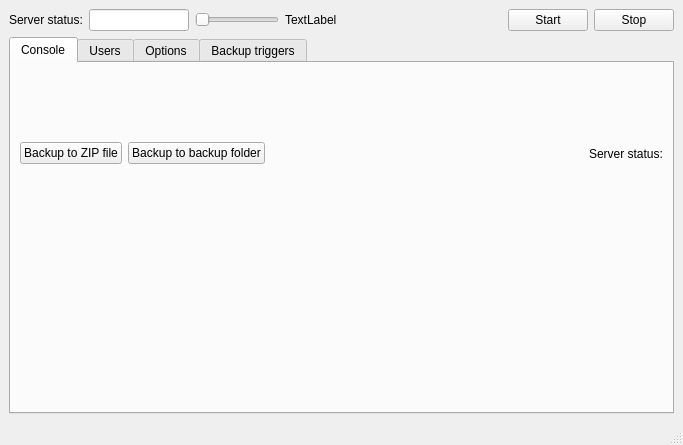
Before: the Qt Designer form src/mainwindow.ui in mrrooster/minecraftbedrockconsole, drawn with Qt 5.
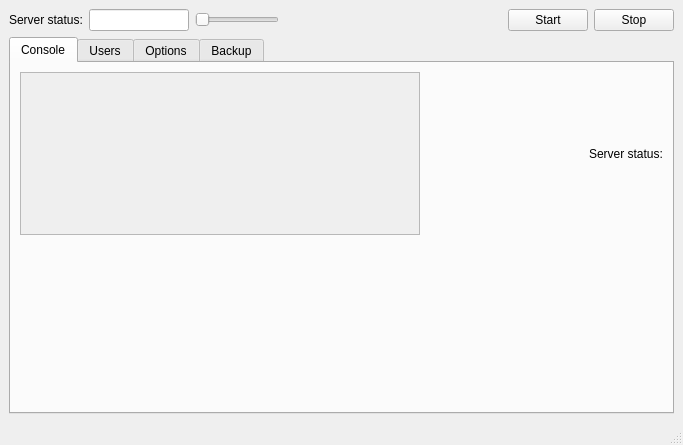
After: the same form once the commit is applied. The open tabs and pages were chosen to show the change. Custom widgets are drawn as their Qt base class.

Commit message: Added status message to statusbar. Moved backup controls to backup tab. Added online player count display on console tab.

What changed in the file:
```diff
--- a/src/mainwindow.ui
+++ b/src/mainwindow.ui
@@ -6,7 +6,7 @@
    <rect>
     <x>0</x>
     <y>0</y>
-    <width>659</width>
+    <width>667</width>
     <height>445</height>
    </rect>
   </property>
@@ -68,7 +68,7 @@
       <item>
        <widget class="QLabel" name="difficultyLabel">
         <property name="text">
-         <string>TextLabel</string>
+         <string/>
         </property>
        </widget>
       </item>
@@ -114,23 +114,42 @@
         <item>
          <layout class="QHBoxLayout" name="horizontalLayout_2">
           <item>
-           <widget class="QPushButton" name="instantBackup">
-            <property name="toolTip">
-             <string>&lt;html&gt;&lt;head/&gt;&lt;body&gt;&lt;p&gt;This will backup the current state to a ZIP file.&lt;/p&gt;&lt;p&gt;You will be prompted for a location to save the file to.&lt;/p&gt;&lt;/body&gt;&lt;/html&gt;</string>
+           <widget class="QFrame" name="onlineBarFrame">
+            <property name="minimumSize">
+             <size>
+              <width>400</width>
+              <height>0</height>
+             </size>
             </property>
-            <property name="text">
-             <string>Backup to ZIP file</string>
+            <property name="autoFillBackground">
+             <bool>true</bool>
             </property>
-           </widget>
-          </item>
-          <item>
-           <widget class="QPushButton" name="scheduleBackup">
-            <property name="toolTip">
-             <string>&lt;html&gt;&lt;head/&gt;&lt;body&gt;&lt;p&gt;This will request a backup be taken.&lt;/p&gt;&lt;p&gt;The backup will be saved into the configured backups folder.&lt;/p&gt;&lt;/body&gt;&lt;/html&gt;</string>
+            <property name="frameShape">
+             <enum>QFrame::StyledPanel</enum>
             </property>
-            <property name="text">
-             <string>Backup to backup folder</string>
+            <property name="frameShadow">
+             <enum>QFrame::Plain</enum>
             </property>
+            <layout class="QHBoxLayout" name="horizontalLayout_10">
+             <property name="spacing">
+              <number>0</number>
+             </property>
+             <property name="leftMargin">
+              <number>0</number>
+             </property>
+             <property name="topMargin">
+              <number>0</number>
+             </property>
+             <property name="rightMargin">
+              <number>0</number>
+             </property>
+             <property name="bottomMargin">
+              <number>0</number>
+             </property>
+             <item>
+              <widget class="OnlinePlayerBar" name="onlineBar" native="true"/>
+             </item>
+            </layout>
            </widget>
           </item>
           <item>
@@ -442,9 +461,46 @@
       </widget>
       <widget class="QWidget" name="tab_4">
        <attribute name="title">
-        <string comment="tab text">Backup triggers</string>
+        <string comment="tab text">Backup</string>
        </attribute>
        <layout class="QVBoxLayout" name="verticalLayout_6">
+        <item>
+         <layout class="QHBoxLayout" name="horizontalLayout">
+          <item>
+           <widget class="QPushButton" name="instantBackup">
+            <property name="toolTip">
+             <string>&lt;html&gt;&lt;head/&gt;&lt;body&gt;&lt;p&gt;This will backup the current state to a ZIP file.&lt;/p&gt;&lt;p&gt;You will be prompted for a location to save the file to.&lt;/p&gt;&lt;/body&gt;&lt;/html&gt;</string>
+            </property>
+            <property name="text">
+             <string>Backup to ZIP file</string>
+            </property>
+           </widget>
+          </item>
+          <item>
+           <widget class="QPushButton" name="scheduleBackup">
+            <property name="toolTip">
+             <string>&lt;html&gt;&lt;head/&gt;&lt;body&gt;&lt;p&gt;This will request a backup be taken.&lt;/p&gt;&lt;p&gt;The backup will be saved into the configured backups folder.&lt;/p&gt;&lt;/body&gt;&lt;/html&gt;</string>
+            </property>
+            <property name="text">
+             <string>Backup to backup folder</string>
+            </property>
+           </widget>
+          </item>
+          <item>
+           <spacer name="horizontalSpacer_6">
+            <property name="orientation">
+             <enum>Qt::Horizontal</enum>
+            </property>
+            <property name="sizeHint" stdset="0">
+             <size>
+              <width>40</width>
+              <height>20</height>
+             </size>
+            </property>
+           </spacer>
+          </item>
+         </layout>
+        </item>
         <item>
          <widget class="QGroupBox" name="groupBox">
           <property name="title">
@@ -602,6 +658,12 @@
    <header>widgets\serverconsolewidget.h</header>
    <container>1</container>
   </customwidget>
+  <customwidget>
+   <class>OnlinePlayerBar</class>
+   <extends>QWidget</extends>
+   <header>widgets\onlineplayerbar.h</header>
+   <container>1</container>
+  </customwidget>
  </customwidgets>
  <resources/>
  <connections/>
```
Left out of the diff: 4 changed lines with no effect on the pictures. The commit also changes 5 other files.
